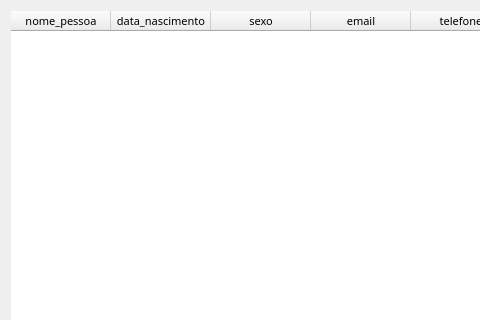
Old version of the form Designer/pesquisa_usuarios.ui in the repository Kaue-14/PATP_Nivel_2; both pictures show x 0 to 480 and y 0 to 320 of the 900 by 520 pixel window.
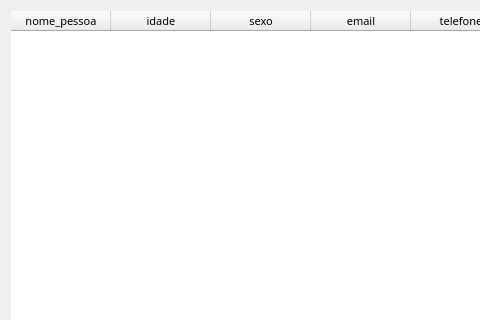
New version of the form. Icons and pictures are not drawn.

Diff of the .ui file:
```diff
--- a/Designer/pesquisa_usuarios.ui
+++ b/Designer/pesquisa_usuarios.ui
@@ -84,7 +84,7 @@
      </column>
      <column>
       <property name="text">
-       <string>data_nascimento</string>
+       <string>idade</string>
       </property>
      </column>
      <column>
```
